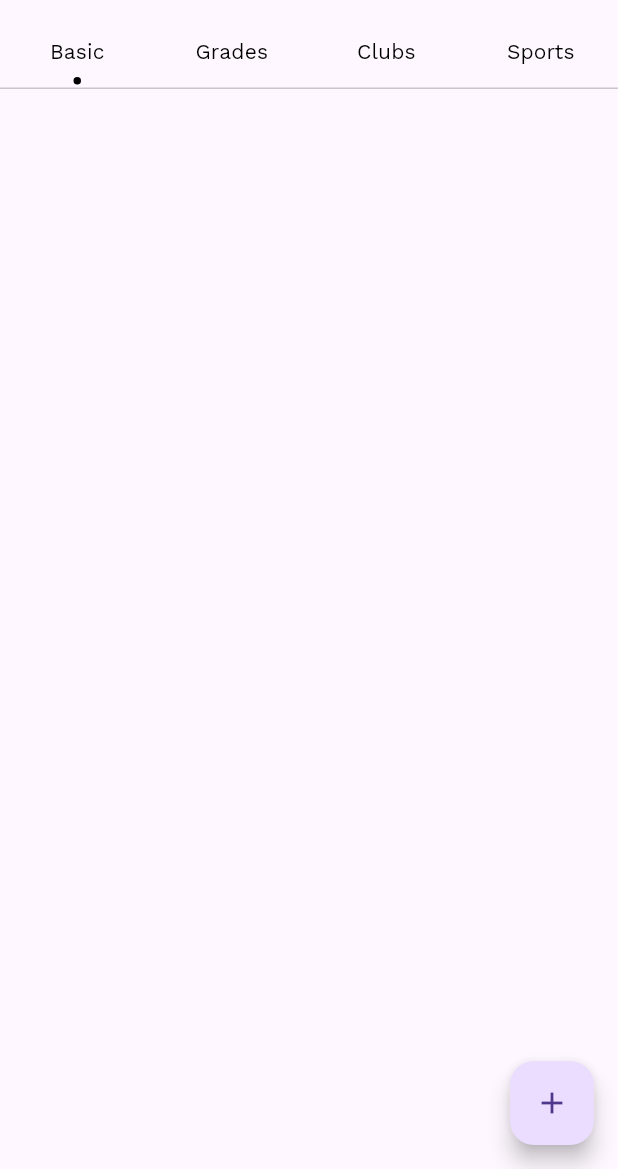
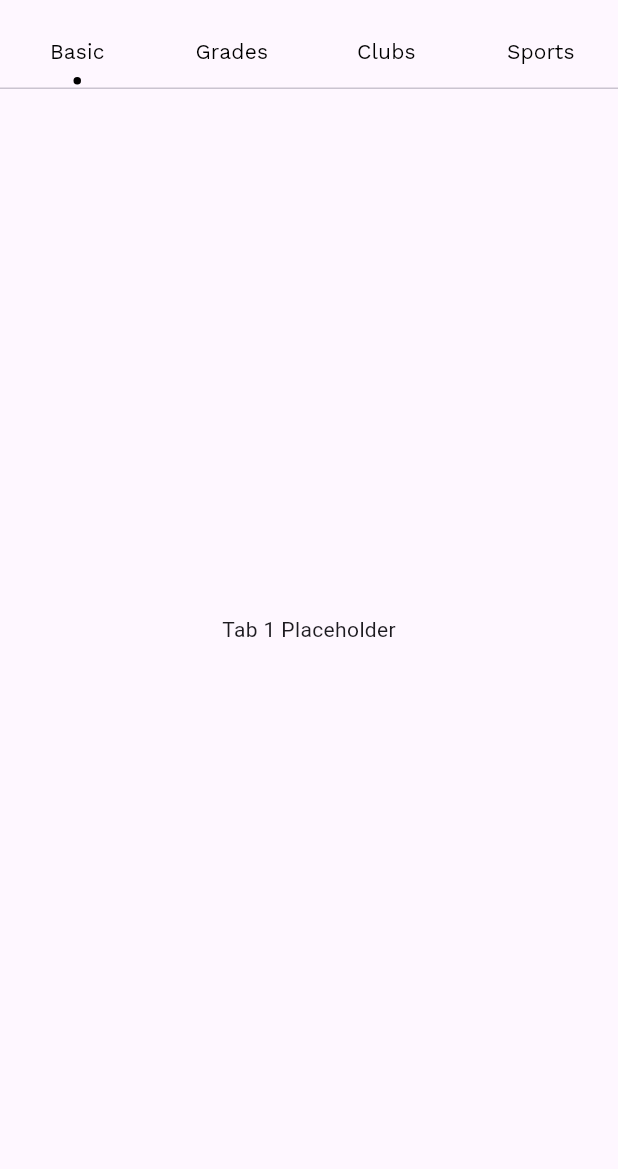
Before and after one commit to ZacharySweet/profolio-app, a Flutter app: the screen it shows after launch, on a phone screen of 412 x 824 dp, the part 67-1236 px from its top. Run offline on Flutter 3.47's test engine with Material 3 defaults, Android fonts, the phone set to English and light mode, and no system bars.

Commit message:
finished tab bar implementation

```diff
--- a/lib/main.dart
+++ b/lib/main.dart
@@ -1,9 +1,8 @@
 import 'package:flutter/material.dart';
-import 'routes/home_page.dart';
+import 'package:profolio/routes/wadawd.dart';
 
 void main() {
   runApp(const MaterialApp(
-    // Add themes and stuff here
-    home: HomePage(),
-  ));
+      // Add themes and stuff here
+      home: MainPage()));
 }
--- a/lib/routes/home_page.dart
+++ /dev/null
@@ -1,61 +0,0 @@
-import 'package:flutter/material.dart';
-import 'package:profolio/routes/test_page.dart';
-import 'package:profolio/widgets/circle_tab_indicator.dart';
-
-TextStyle tabTextStyle =
-    const TextStyle(fontWeight: FontWeight.w300, fontFamily: "WorkSans");
-
-class HomePage extends StatefulWidget {
-  const HomePage({super.key});
-
-  @override
-  State<HomePage> createState() => _HomePageState();
-}
-
-class _HomePageState extends State<HomePage> {
-  @override
-  Widget build(BuildContext context) {
-    // Makes the main page
-    return MaterialApp(
-      home: Scaffold(
-        // Creates the appbar
-        appBar: AppBar(
-            centerTitle: true,
-            shadowColor: const Color.fromARGB(0, 255, 255, 255),
-            backgroundColor: const Color.fromARGB(0, 0, 0, 0),
-            title: const Row(
-              children: [
-                FlutterLogo(),
-                SizedBox(width: 16),
-                Text("Your Profolio",
-                    style: TextStyle(
-                        color: Colors.black, fontSize: 26, fontFamily: 'Fun'))
-              ],
-            )),
-        body: DefaultTabController(
-            length: 4,
-            child: TabBar(
-              labelStyle: tabTextStyle,
-              unselectedLabelStyle: tabTextStyle,
-              labelColor: Colors.black,
-              unselectedLabelColor: Colors.black,
-              indicator: CircleTabIndicator(color: Colors.black, radius: 2.5),
-              tabs: const <Widget>[
-                Tab(text: "Basic"),
-                Tab(text: "Grades"),
-                Tab(text: "Clubs"),
-                Tab(text: "Sports")
-              ],
-            )),
-        // Creates the main action button used for editing actions in the app
-        floatingActionButton: FloatingActionButton(
-          onPressed: () {
-            Navigator.push(context,
-                MaterialPageRoute(builder: (context) => const TestPage()));
-          },
-          child: const Icon(Icons.add),
-        ),
-      ),
-    );
-  }
-}
--- /dev/null
+++ b/lib/routes/wadawd.dart
@@ -0,0 +1,61 @@
+import 'package:flutter/material.dart';
+import 'package:profolio/widgets/circle_tab_indicator.dart';
+
+TextStyle tabTextStyle =
+    const TextStyle(fontWeight: FontWeight.w300, fontFamily: "WorkSans");
+
+class MainPage extends StatefulWidget {
+  const MainPage({Key? key}) : super(key: key);
+
+  @override
+  State<MainPage> createState() => _MainPageState();
+}
+
+class _MainPageState extends State<MainPage> {
+  @override
+  Widget build(BuildContext context) {
+    return DefaultTabController(
+      length: 4,
+      child: Scaffold(
+        appBar: AppBar(
+          shadowColor: const Color.fromARGB(0, 255, 255, 255),
+          backgroundColor: const Color.fromARGB(0, 0, 0, 0),
+          title: const Row(
+            children: [
+              FlutterLogo(),
+              SizedBox(width: 16),
+              Text("Your Profolio",
+                  style: TextStyle(
+                      color: Colors.black, fontSize: 26, fontFamily: 'Fun'))
+            ],
+          ),
+          bottom: TabBar(
+            labelStyle: tabTextStyle,
+            unselectedLabelStyle: tabTextStyle,
+            labelColor: Colors.black,
+            unselectedLabelColor: Colors.black,
+            indicator: CircleTabIndicator(color: Colors.black, radius: 2.5),
+            tabs: const <Widget>[
+              Tab(
+                text: "Basic",
+              ),
+              Tab(text: "Grades"),
+              Tab(text: "Clubs"),
+              Tab(text: "Sports")
+            ],
+          ),
+        ),
+        body: const TabBarView(
+          children: [
+            Center(
+                child:
+                    Text('Tab 1 Placeholder')), // Basic information placeholder
+            Center(child: Text('Tab 2 Placeholder')), //
+            Center(child: Text('Tab 3 Placeholder')),
+            Center(child: Text('Tab 4 Placeholder')),
+          ],
+        ),
+      ),
+    );
+  }
+}
```
